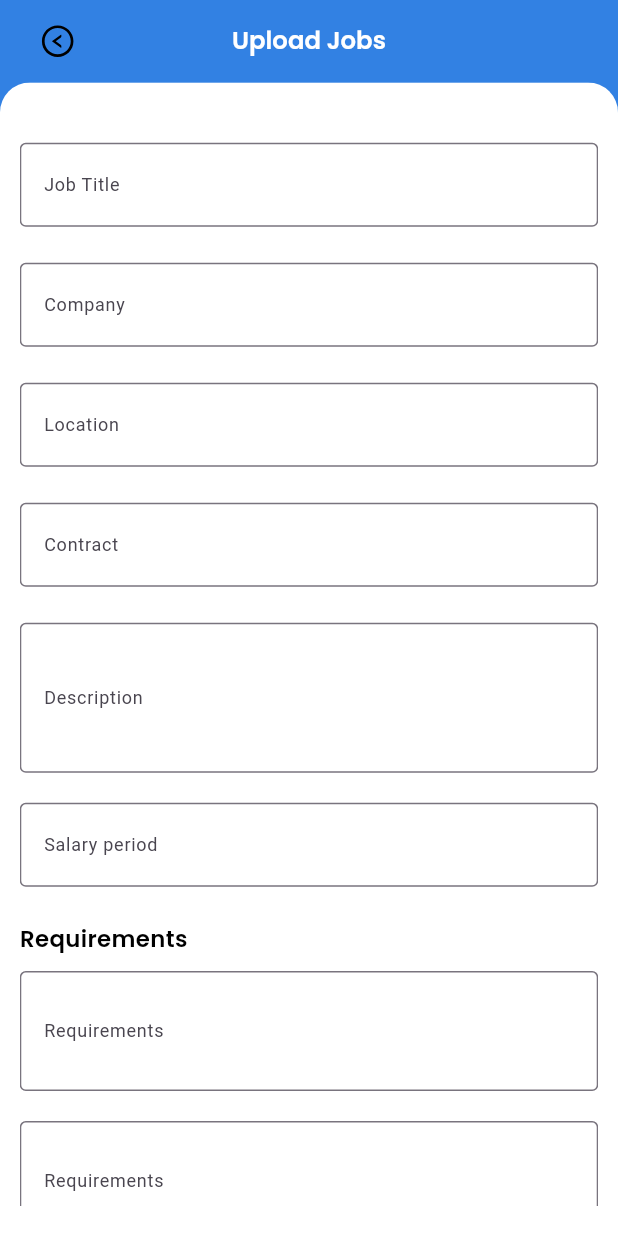
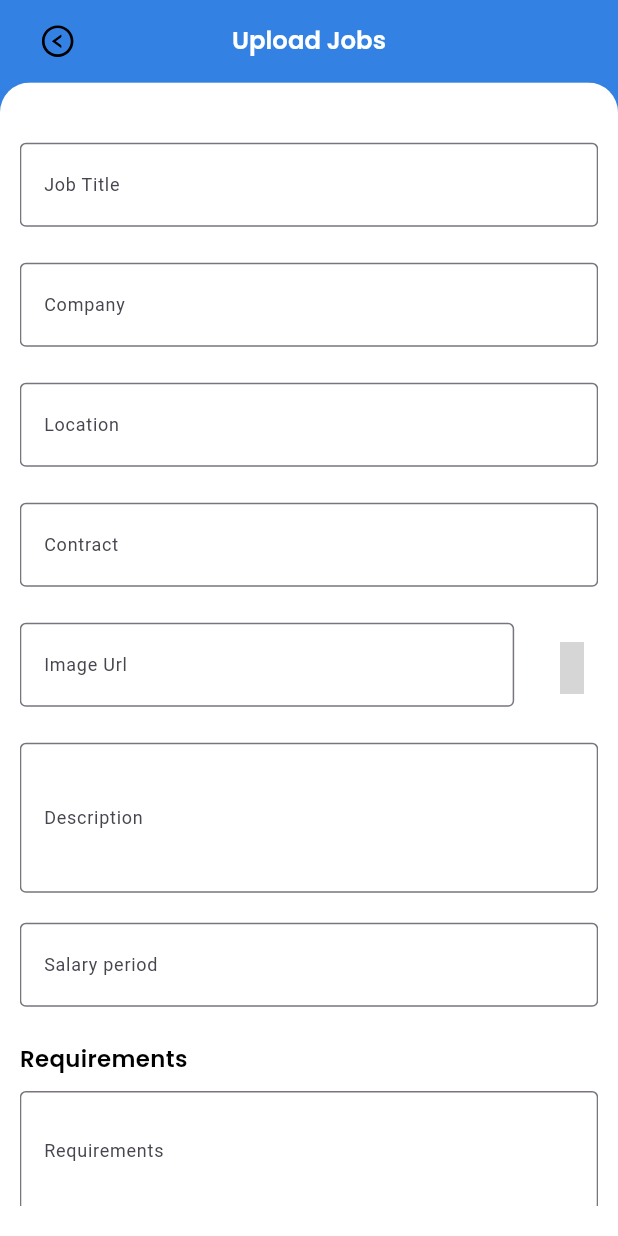
Before and after one commit to phamhuuloc219/job_app, a Flutter app: the AddJobs screen opened directly, on a phone screen of 412 x 824 dp. Run offline on Flutter 3.47's test engine with Material 3 defaults, Android fonts, the phone set to English and light mode, and no system bars; our stand-ins replace cached_network_image, firebase_core, firebase_storage, flutter_animate, flutter_screenutil, flutter_svg and 8 more; accounts and stored records are empty; grey boxes are pictures that could not be loaded.

Commit message:
update screen upload job

```diff
--- a/lib/controllers/skills_provider.dart
+++ b/lib/controllers/skills_provider.dart
@@ -18,4 +18,13 @@ class SkillsNotifier extends ChangeNotifier{
     _addSkillsId = newState;
     notifyListeners();
   }
+
+  String _logoUrl = '';
+
+  String get logoUrl => _logoUrl;
+
+  void setLogoUrl(String newState){
+    _logoUrl = newState;
+    notifyListeners();
+  }
 }
--- a/lib/views/screens/job/add_jobs.dart
+++ b/lib/views/screens/job/add_jobs.dart
@@ -1,6 +1,8 @@
 import 'package:flutter/material.dart';
 import 'package:flutter_screenutil/flutter_screenutil.dart';
+import 'package:flutter_vector_icons/flutter_vector_icons.dart';
 import 'package:job_app/constants/app_constants.dart';
+import 'package:job_app/controllers/skills_provider.dart';
 import 'package:job_app/views/common/BackBtn.dart';
 import 'package:job_app/views/common/app_bar.dart';
 import 'package:job_app/views/common/custom_outline_btn.dart';
@@ -8,6 +10,7 @@ import 'package:job_app/views/common/custom_textfield.dart';
 import 'package:job_app/views/common/exports.dart';
 import 'package:job_app/views/common/height_spacer.dart';
 import 'package:job_app/views/common/styled_container.dart';
+import 'package:provider/provider.dart';
 
 class AddJobs extends StatefulWidget {
   const AddJobs({super.key});
@@ -182,6 +185,56 @@ class _AddJobsState extends State<AddJobs> {
                               ),
                             ),
                           ),
+                        ),
+
+                        // ImageUrl
+                        Consumer<SkillsNotifier>(
+                            builder: (context, skillsNotifier, child) {
+                              return Padding(
+                                padding: const EdgeInsets.only(bottom: 20.0),
+                                child: SizedBox(
+                                  width: width,
+                                  height: 60,
+                                  child: Row(
+                                    mainAxisAlignment: MainAxisAlignment.spaceBetween,
+                                    children: [
+                                      SizedBox(
+                                        width: width * 0.8,
+                                        height: 60,
+                                        child: TextFormField(
+                                          controller: imageUrl,
+                                          decoration: InputDecoration(
+                                            label: Text('Image Url',style: TextStyle(fontSize: 12 ),),
+                                            hintText: "Image Url",
+                                            hintStyle: TextStyle(color: Color(kDarkGrey.value), fontSize: 13),
+                                            border: OutlineInputBorder(),
+                                            focusedBorder: OutlineInputBorder(
+                                              borderSide: BorderSide(color: Colors.blue, width: 2),
+                                            ),
+                                          ),
+                                          onChanged: (value) {
+                                            skillsNotifier.setLogoUrl(imageUrl.text);
+                                          },
+                                          validator: (value) {
+                                            if (value == null || value.isEmpty) {
+                                              return "Please fill the field";
+                                            }
+                                            return null;
+                                          },
+                                        ),
+                                      ),
+
+                                      GestureDetector(
+                                        onTap: () {
+                                          skillsNotifier.setLogoUrl(imageUrl.text);
+                                        },
+                                        child: Icon(Entypo.upload_to_cloud, size: 35, color: Color(kNewBlue.value),),
+                                      )
+                                    ],
+                                  ),
+                                ),
+                              );
+                            },
                         ),
 
                         // Description
```
